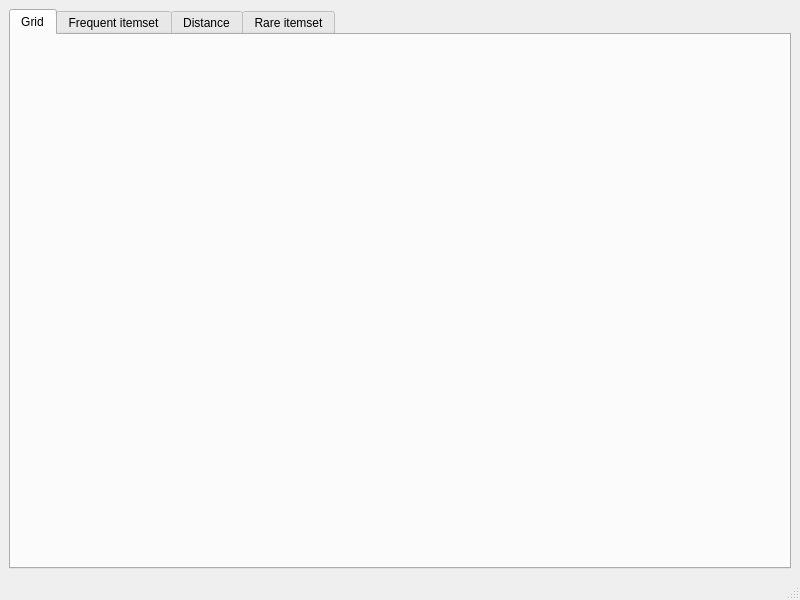
Qt form AssociationRules/mainwindow.ui (fjovanovic/Association-Rules) before a commit.
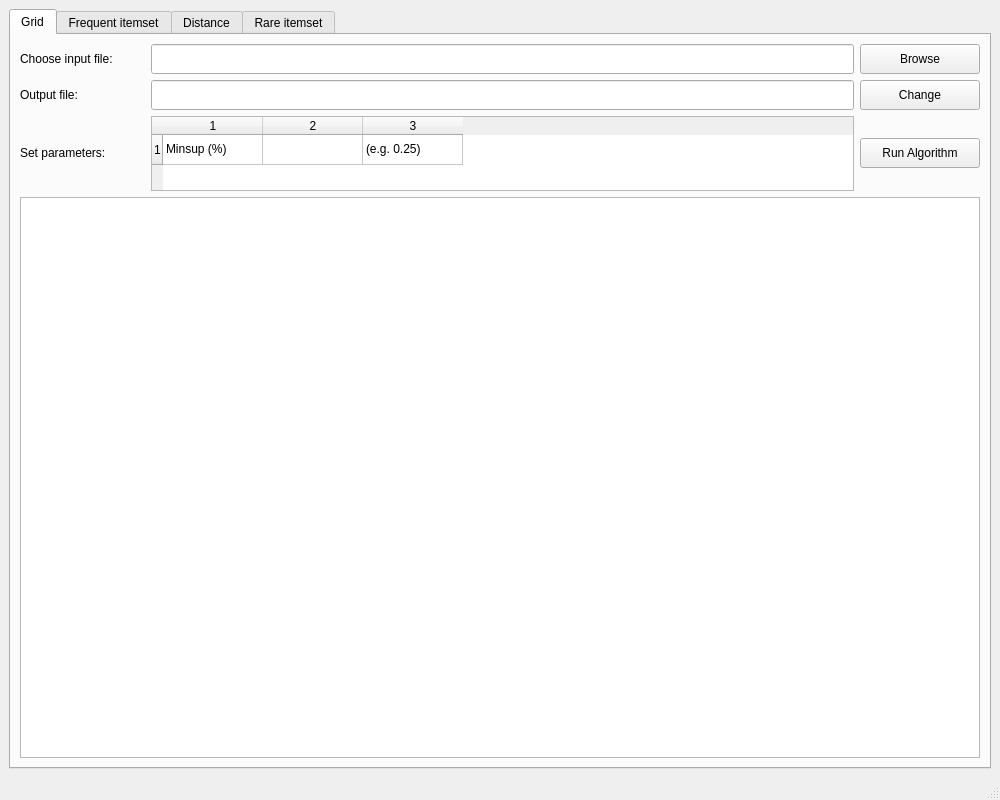
The same form after that commit.

Commit message: Added input fields, buttons and graphics view

What changed in the file:
```diff
--- a/AssociationRules/mainwindow.ui
+++ b/AssociationRules/mainwindow.ui
@@ -6,14 +6,20 @@
    <rect>
     <x>0</x>
     <y>0</y>
-    <width>800</width>
-    <height>600</height>
+    <width>1000</width>
+    <height>800</height>
    </rect>
   </property>
   <property name="windowTitle">
    <string>MainWindow</string>
   </property>
   <widget class="QWidget" name="centralwidget">
+   <property name="minimumSize">
+    <size>
+     <width>800</width>
+     <height>600</height>
+    </size>
+   </property>
    <layout class="QGridLayout" name="gridLayout">
     <item row="0" column="0">
      <widget class="QTabWidget" name="tabWidget">
@@ -27,6 +33,238 @@
        <attribute name="title">
         <string>Grid</string>
        </attribute>
+       <layout class="QVBoxLayout" name="verticalLayout">
+        <item>
+         <layout class="QHBoxLayout" name="horizontalLayout">
+          <item>
+           <widget class="QLabel" name="gridInputFileLabel">
+            <property name="minimumSize">
+             <size>
+              <width>125</width>
+              <height>30</height>
+             </size>
+            </property>
+            <property name="maximumSize">
+             <size>
+              <width>125</width>
+              <height>30</height>
+             </size>
+            </property>
+            <property name="text">
+             <string>Choose input file:</string>
+            </property>
+           </widget>
+          </item>
+          <item>
+           <widget class="QLineEdit" name="gridInputFileLine">
+            <property name="minimumSize">
+             <size>
+              <width>0</width>
+              <height>30</height>
+             </size>
+            </property>
+            <property name="maximumSize">
+             <size>
+              <width>16777215</width>
+              <height>30</height>
+             </size>
+            </property>
+            <property name="readOnly">
+             <bool>true</bool>
+            </property>
+           </widget>
+          </item>
+          <item>
+           <widget class="QPushButton" name="gridBrowseButton">
+            <property name="minimumSize">
+             <size>
+              <width>120</width>
+              <height>30</height>
+             </size>
+            </property>
+            <property name="maximumSize">
+             <size>
+              <width>120</width>
+              <height>30</height>
+             </size>
+            </property>
+            <property name="text">
+             <string>Browse</string>
+            </property>
+           </widget>
+          </item>
+         </layout>
+        </item>
+        <item>
+         <layout class="QHBoxLayout" name="horizontalLayout_3">
+          <item>
+           <widget class="QLabel" name="gridOutputFileLabel">
+            <property name="minimumSize">
+             <size>
+              <width>125</width>
+              <height>30</height>
+             </size>
+            </property>
+            <property name="maximumSize">
+             <size>
+              <width>125</width>
+              <height>30</height>
+             </size>
+            </property>
+            <property name="text">
+             <string>Output file:</string>
+            </property>
+           </widget>
+          </item>
+          <item>
+           <widget class="QLineEdit" name="gridOutputFileLine">
+            <property name="minimumSize">
+             <size>
+              <width>0</width>
+              <height>30</height>
+             </size>
+            </property>
+            <property name="maximumSize">
+             <size>
+              <width>16777215</width>
+              <height>30</height>
+             </size>
+            </property>
+            <property name="readOnly">
+             <bool>true</bool>
+            </property>
+           </widget>
+          </item>
+          <item>
+           <widget class="QPushButton" name="gridChangeButton">
+            <property name="minimumSize">
+             <size>
+              <width>120</width>
+              <height>30</height>
+             </size>
+            </property>
+            <property name="maximumSize">
+             <size>
+              <width>16777215</width>
+              <height>30</height>
+             </size>
+            </property>
+            <property name="text">
+             <string>Change</string>
+            </property>
+           </widget>
+          </item>
+         </layout>
+        </item>
+        <item>
+         <layout class="QHBoxLayout" name="horizontalLayout_2">
+          <property name="spacing">
+           <number>6</number>
+          </property>
+          <item>
+           <widget class="QLabel" name="gridSetParametersLabel">
+            <property name="minimumSize">
+             <size>
+              <width>125</width>
+              <height>30</height>
+             </size>
+            </property>
+            <property name="maximumSize">
+             <size>
+              <width>125</width>
+              <height>30</height>
+             </size>
+            </property>
+            <property name="text">
+             <string>Set parameters:</string>
+            </property>
+           </widget>
+          </item>
+          <item>
+           <widget class="QTableWidget" name="gridParametersTable">
+            <property name="sizePolicy">
+             <sizepolicy hsizetype="Expanding" vsizetype="Minimum">
+              <horstretch>0</horstretch>
+              <verstretch>0</verstretch>
+             </sizepolicy>
+            </property>
+            <property name="minimumSize">
+             <size>
+              <width>0</width>
+              <height>75</height>
+             </size>
+            </property>
+            <property name="maximumSize">
+             <size>
+              <width>16777215</width>
+              <height>75</height>
+             </size>
+            </property>
+            <property name="accessibleName">
+             <string/>
+            </property>
+            <property name="rowCount">
+             <number>1</number>
+            </property>
+            <property name="columnCount">
+             <number>3</number>
+            </property>
+            <attribute name="horizontalHeaderCascadingSectionResizes">
+             <bool>false</bool>
+            </attribute>
+            <attribute name="horizontalHeaderHighlightSections">
+             <bool>true</bool>
+            </attribute>
+            <attribute name="horizontalHeaderShowSortIndicator" stdset="0">
+             <bool>false</bool>
+            </attribute>
+            <attribute name="horizontalHeaderStretchLastSection">
+             <bool>false</bool>
+            </attribute>
+            <attribute name="verticalHeaderStretchLastSection">
+             <bool>false</bool>
+            </attribute>
+            <row/>
+            <column/>
+            <column/>
+            <column/>
+            <item row="0" column="0">
+             <property name="text">
+              <string>Minsup (%)</string>
+             </property>
+            </item>
+            <item row="0" column="2">
+             <property name="text">
+              <string>(e.g. 0.25)</string>
+             </property>
+            </item>
+           </widget>
+          </item>
+          <item>
+           <widget class="QPushButton" name="gridRunAlgorithmButton">
+            <property name="minimumSize">
+             <size>
+              <width>120</width>
+              <height>30</height>
+             </size>
+            </property>
+            <property name="maximumSize">
+             <size>
+              <width>120</width>
+              <height>30</height>
+             </size>
+            </property>
+            <property name="text">
+             <string>Run Algorithm</string>
+            </property>
+           </widget>
+          </item>
+         </layout>
+        </item>
+        <item>
+         <widget class="QGraphicsView" name="gridGraphicsView"/>
+        </item>
+       </layout>
       </widget>
       <widget class="QWidget" name="tab2">
        <attribute name="title">
```
Left out of the diff: 2 changed lines with no effect on the pictures.
